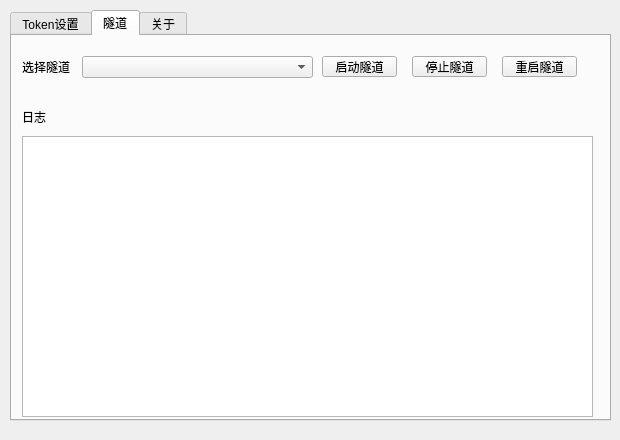
Qt form gui.ui (LAE-Frp/mefrp-gui) before a commit.
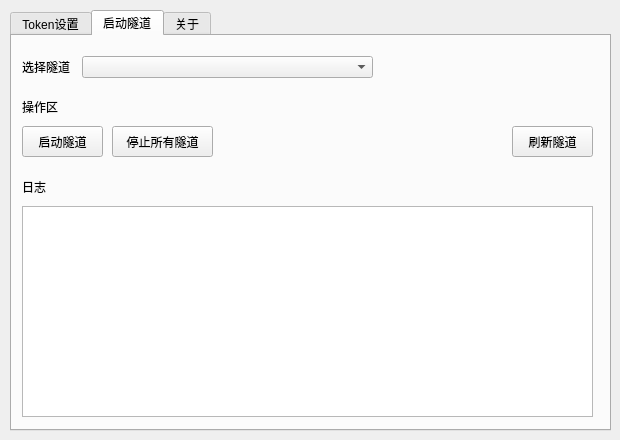
The same form after that commit. The open tabs and pages were chosen to show the change.

The edit to the form file:
```diff
--- a/gui.ui
+++ b/gui.ui
@@ -20,7 +20,7 @@
       <x>10</x>
       <y>10</y>
       <width>601</width>
-      <height>411</height>
+      <height>421</height>
      </rect>
     </property>
     <property name="currentIndex">
@@ -78,14 +78,14 @@
     </widget>
     <widget class="QWidget" name="tunnel">
      <attribute name="title">
-      <string notr="true">隧道</string>
+      <string notr="true">启动隧道</string>
      </attribute>
      <widget class="QComboBox" name="chooseTunnel">
       <property name="geometry">
        <rect>
         <x>70</x>
         <y>20</y>
-        <width>231</width>
+        <width>291</width>
         <height>22</height>
        </rect>
       </property>
@@ -99,10 +99,10 @@
      <widget class="QPushButton" name="startTunnel">
       <property name="geometry">
        <rect>
-        <x>310</x>
-        <y>20</y>
-        <width>75</width>
-        <height>21</height>
+        <x>10</x>
+        <y>90</y>
+        <width>81</width>
+        <height>31</height>
        </rect>
       </property>
       <property name="text">
@@ -112,27 +112,14 @@
      <widget class="QPushButton" name="stopTunnel">
       <property name="geometry">
        <rect>
-        <x>400</x>
-        <y>20</y>
-        <width>75</width>
-        <height>21</height>
+        <x>100</x>
+        <y>90</y>
+        <width>101</width>
+        <height>31</height>
        </rect>
       </property>
       <property name="text">
-       <string notr="true">停止隧道</string>
-      </property>
-     </widget>
-     <widget class="QPushButton" name="restartTunnel">
-      <property name="geometry">
-       <rect>
-        <x>490</x>
-        <y>20</y>
-        <width>75</width>
-        <height>21</height>
-       </rect>
-      </property>
-      <property name="text">
-       <string notr="true">重启隧道</string>
+       <string notr="true">停止所有隧道</string>
       </property>
      </widget>
      <widget class="QLabel" name="label_2">
@@ -152,9 +139,9 @@
       <property name="geometry">
        <rect>
         <x>10</x>
-        <y>100</y>
+        <y>170</y>
         <width>571</width>
-        <height>281</height>
+        <height>211</height>
        </rect>
       </property>
       <property name="focusPolicy">
@@ -168,8 +155,8 @@
       <property name="geometry">
        <rect>
         <x>10</x>
-        <y>70</y>
-        <width>101</width>
+        <y>140</y>
+        <width>31</width>
         <height>21</height>
        </rect>
       </property>
@@ -177,6 +164,32 @@
        <string notr="true">日志</string>
       </property>
      </widget>
+     <widget class="QLabel" name="label_8">
+      <property name="geometry">
+       <rect>
+        <x>10</x>
+        <y>60</y>
+        <width>41</width>
+        <height>21</height>
+       </rect>
+      </property>
+      <property name="text">
+       <string notr="true">操作区</string>
+      </property>
+     </widget>
+     <widget class="QPushButton" name="refreshTunnel">
+      <property name="geometry">
+       <rect>
+        <x>500</x>
+        <y>90</y>
+        <width>81</width>
+        <height>31</height>
+       </rect>
+      </property>
+      <property name="text">
+       <string notr="true">刷新隧道</string>
+      </property>
+     </widget>
     </widget>
     <widget class="QWidget" name="about">
      <attribute name="title">
```
Left out of the diff: 32 changed lines with no effect on the pictures.
